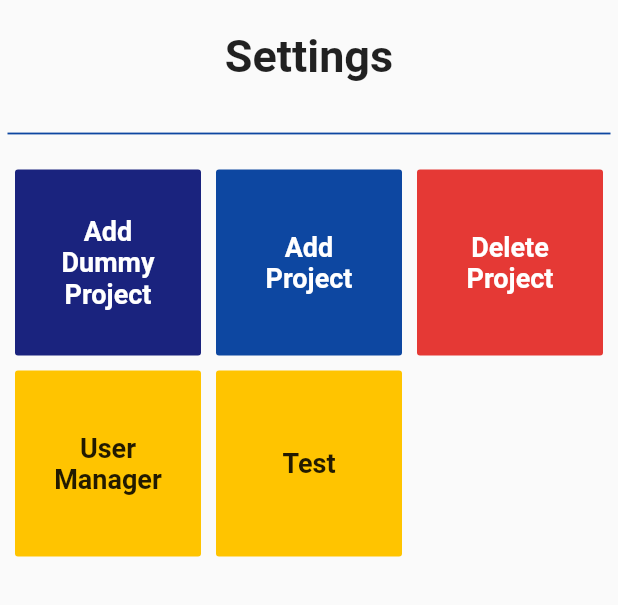
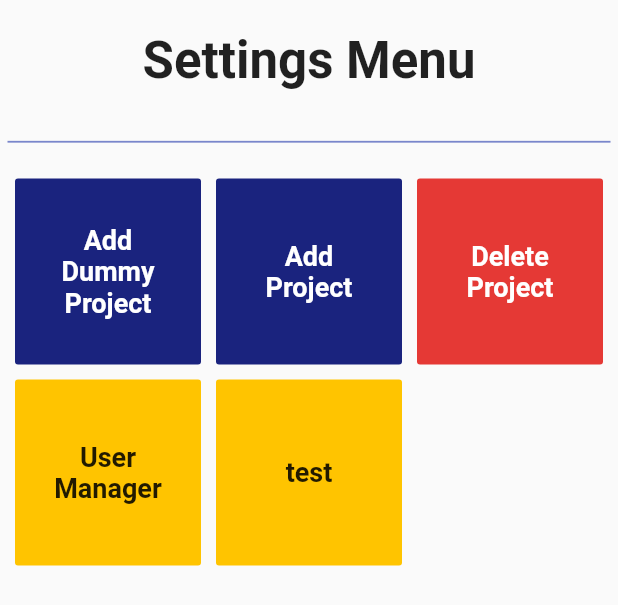
Before and after one commit to DickPuiWong/project_manager2, a Flutter app: the HSF widget shown alone on an empty page, opened directly, after a tap on "Add Dummy Project", on a phone screen of 412 x 824 dp. Shown: the top 605 px of the screen. Run offline on Flutter 3.47's test engine with Material 2 defaults, Android fonts, the phone set to English and light mode, and no system bars; our stand-ins replace cloud_firestore, firebase_auth, flutter_animation_progress_bar, flutter_spinkit; accounts and stored records are empty.

Commit message:
Update home_setting_form.dart

```diff
--- a/project_manager/lib/screens/home/home_setting_form.dart
+++ b/project_manager/lib/screens/home/home_setting_form.dart
@@ -15,12 +15,10 @@ class HSF extends StatefulWidget {
 }
 
 class _HSFState extends State<HSF> {
-  //declare and initialise the object _formKey into GlobalKey
   final _formKey = GlobalKey<FormState>();
 
   @override
   Widget build(BuildContext context) {
-    //HSF class will return Form() that contains all the structure and functionality to edit the settings in homepage
     return Form(
       key: _formKey,
       child: Column(
@@ -28,17 +26,17 @@ class _HSFState extends State<HSF> {
           Padding(
             padding: const EdgeInsets.symmetric(vertical: 20),
             child: Text(
-              'Settings',
+              'Settings Menu',
               style: TextStyle(
-                fontSize: 30,
+                fontSize: 34,
                 fontWeight: FontWeight.bold,
               ),
             ),
           ),
           Divider(
             thickness: 1.2,
-            height: 28,
-            color: Colors.blue[900],
+            height: 29,
+            color: Colors.indigo[300],
             indent: 5,
             endIndent: 5,
           ),
@@ -51,7 +49,6 @@ class _HSFState extends State<HSF> {
               crossAxisSpacing: 10,
               mainAxisSpacing: 10,
               children: <Widget>[
-                //this flat button function's is to add a dummy project when pressed
                 FlatButton(
                   onPressed: () {
                     var date = new DateTime.now();
@@ -69,7 +66,6 @@ class _HSFState extends State<HSF> {
                       'Water',
                     ];
                     Map t2 = {};
-                    Map t4 = {};
                     void t3(Map x, int i, BlastPot y) {
                       t2['Blast Pot $i'] = {
                         'Assigned num': y.num,
@@ -90,14 +86,25 @@ class _HSFState extends State<HSF> {
                             usedPaint: 0,
                           ));
                     }
+                    Map t4 = {};
                     for (int i = 0; i < t1.length; i++) {
                       t4['bt${i + 1}'] = {
                         'name': t1[i],
-                        'percentage': 0,
                         'spent': 0,
                         'estimate': 0,
                       };
                     }
+                    Map t5 = {};
+                    t5['pt1'] = {
+                      'name': 'Blasting',
+                      'done': 500.0,
+                      'total': 1000.0,
+                    };
+                    t5['pt2'] = {
+                      'name': 'Painting',
+                      'done': 250.0,
+                      'total': 1000.0,
+                    };
 
                     String id = Firestore.instance
                         .collection('projects')
@@ -127,9 +134,11 @@ class _HSFState extends State<HSF> {
                       'total area needed painting': 1000.00,
                       'painted area': 250.0,
                       'users assigned': [],
+                      'project supervisor': ['zac', 2],
                       'blast pot': 3,
                       'blast pot list': t2,
                       'budget list': t4,
+                      'progresses tracked': t5,
                       'Date Created': date.millisecondsSinceEpoch,
                     });
                   },
@@ -144,8 +153,6 @@ class _HSFState extends State<HSF> {
                     ),
                   ),
                 ),
-
-                //this flat button function's is to add a project when pressed
                 FlatButton(
                   onPressed: () {
                     Navigator.push(
@@ -153,7 +160,7 @@ class _HSFState extends State<HSF> {
                         MaterialPageRoute(
                             builder: (BuildContext context) => AddProject()));
                   },
-                  color: Colors.blue[900],
+                  color: Colors.indigo[900],
                   child: Text(
                     'Add Project',
                     textAlign: TextAlign.center,
@@ -164,8 +171,6 @@ class _HSFState extends State<HSF> {
                     ),
                   ),
                 ),
-
-                ////this flat button function's is to delete a project when pressed
                 FlatButton(
                   onPressed: () {
                     Navigator.push(
@@ -185,8 +190,6 @@ class _HSFState extends State<HSF> {
                     ),
                   ),
                 ),
-
-                //this flat button function's is navigate the user to UserManager() class when pressed
                 FlatButton(
                   onPressed: () {
                     Navigator.push(
@@ -204,8 +207,6 @@ class _HSFState extends State<HSF> {
                     ),
                   ),
                 ),
-
-                //this flat button function's is for testing to see if the button works when pressed
                 FlatButton(
                   onPressed: () {
                     Map x = {};
@@ -217,7 +218,7 @@ class _HSFState extends State<HSF> {
                   },
                   color: Colors.amberAccent[400],
                   child: Text(
-                    'Test',
+                    'test',
                     textAlign: TextAlign.center,
                     style: TextStyle(
                       fontWeight: FontWeight.bold,
```
